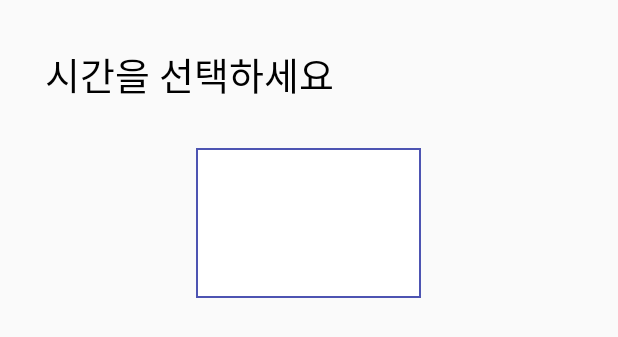
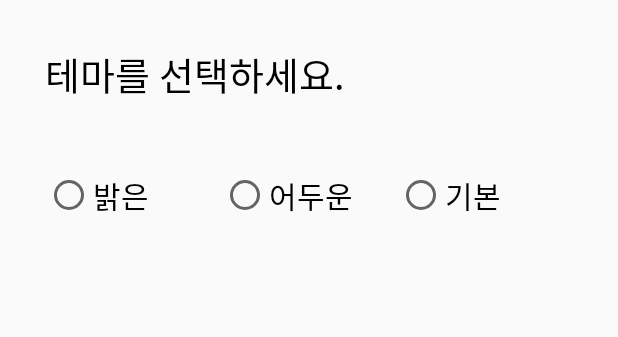
Before and after one commit to yeon7485/FixFit, an Android app: the layout dialog_theme.xml on its own in the app's theme, with its tools: preview values and no code run, on a phone screen of 412 x 824 dp. Shown: the top 337 px of the screen. Run offline under Robolectric (Android 15) with nearby library versions, the phone set to English and light mode, and no system bars; Roboto replaces fonts that are not available here.

Commit message:
테마 설정

```diff
--- a/app/src/main/res/layout/dialog_theme.xml
+++ b/app/src/main/res/layout/dialog_theme.xml
@@ -1,6 +1,5 @@
 <?xml version="1.0" encoding="utf-8"?>
-<LinearLayout
-    xmlns:android="http://schemas.android.com/apk/res/android"
+<LinearLayout xmlns:android="http://schemas.android.com/apk/res/android"
     android:layout_width="match_parent"
     android:layout_height="match_parent"
     android:orientation="vertical">
@@ -8,21 +7,59 @@
     <TextView
         android:layout_width="match_parent"
         android:layout_height="wrap_content"
+        android:layout_gravity="right"
+        android:layout_margin="30dp"
         android:fontFamily="@font/suncheon_b"
-        android:layout_gravity="right"
-        android:text="시간을 선택하세요"
+        android:text="테마를 선택하세요."
         android:textColor="@color/black"
-        android:textSize="25sp"
-        android:layout_margin="30dp"/>
+        android:textSize="25sp" />
 
+    <LinearLayout
+        android:layout_width="match_parent"
+        android:layout_height="wrap_content"
+        android:orientation="horizontal"
+        android:layout_marginHorizontal="30dp">
 
-    <Spinner
-        android:id="@+id/timer_second"
-        android:layout_width="150dp"
-        android:layout_height="100dp"
-        android:spinnerMode="dropdown"
-        android:layout_gravity="center"
-        android:background="@drawable/spinner_background"/>
+        <RadioGroup
+            android:id="@+id/idRGroup"
+            android:layout_width="match_parent"
+            android:layout_height="63dp"
+            android:weightSum="3"
+            android:outlineAmbientShadowColor="@color/main_color_1"
+            android:outlineSpotShadowColor="@color/main_color_1"
+            android:layout_gravity="center"
+            android:orientation="horizontal">
 
+            <RadioButton
+                android:id="@+id/idRBLight"
+                android:layout_width="0dp"
+                android:layout_height="match_parent"
+                android:layout_weight="1"
+                android:fontFamily="@font/suncheon_r"
+                android:text="밝은"
+                android:textSize="20sp"
+                android:textColor="@color/text_color" />
+
+            <RadioButton
+                android:id="@+id/idRBDark"
+                android:layout_width="0dp"
+                android:layout_height="match_parent"
+                android:layout_weight="1"
+                android:fontFamily="@font/suncheon_r"
+                android:text="어두운"
+                android:textSize="20sp"
+                android:textColor="@color/text_color" />
+
+            <RadioButton
+                android:id="@+id/idRBDefault"
+                android:layout_width="0dp"
+                android:layout_height="match_parent"
+                android:layout_weight="1"
+                android:fontFamily="@font/suncheon_r"
+                android:text="기본"
+                android:textSize="20sp"
+                android:textColor="@color/text_color" />
+        </RadioGroup>
+    </LinearLayout>
 
 </LinearLayout>
```
